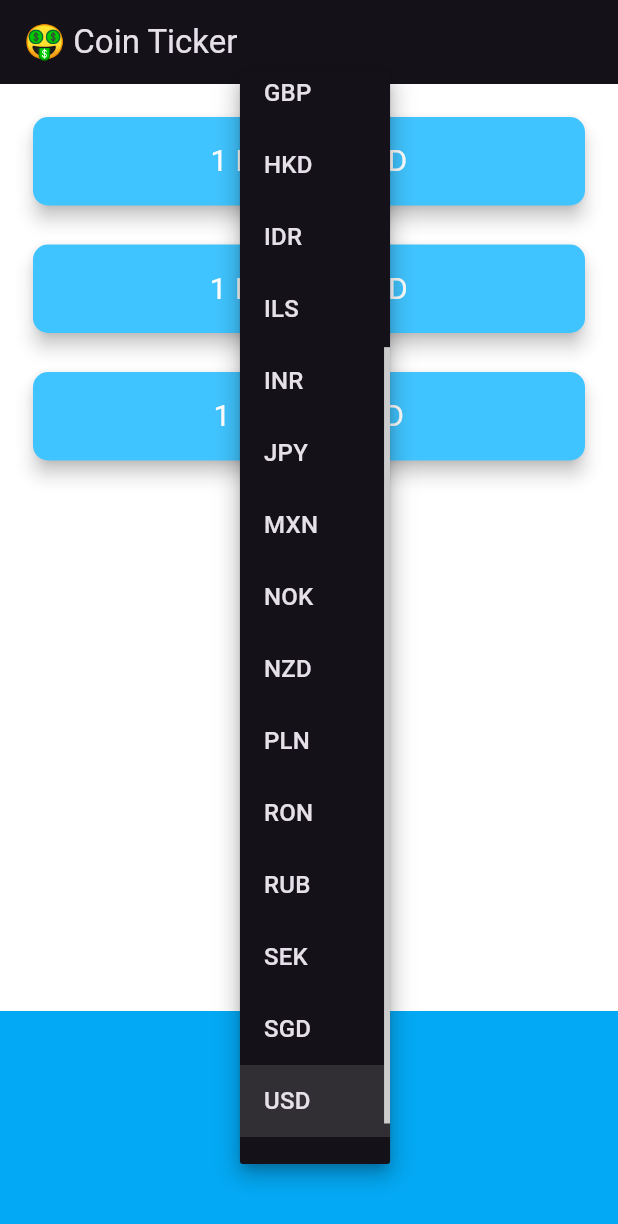
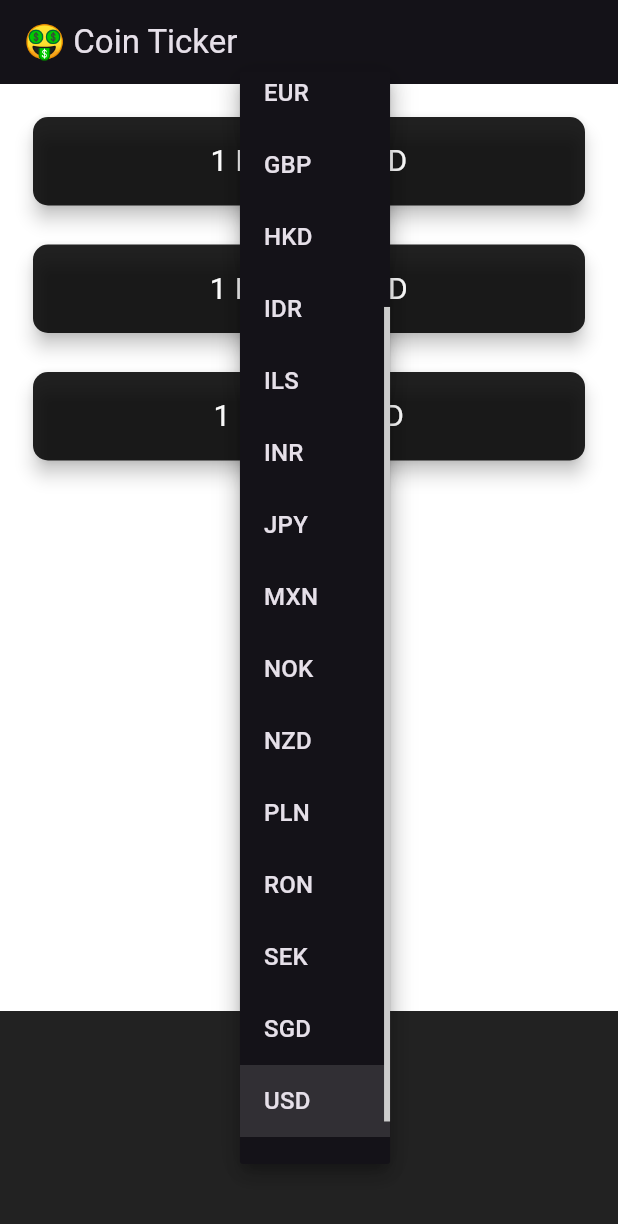
Before and after one commit to quantdev01/cryptocurrency, a Flutter app: the screen it shows after launch, after a tap on "USD", on a phone screen of 412 x 824 dp. Shown: the top 1224 px of the screen. Run offline on Flutter 3.47's test engine with Material 3 defaults, Android fonts, the light colour scheme and no system bars; network calls fail.

Commit message:
Removed RUB was not existing

```diff
--- a/lib/coin_data.dart
+++ b/lib/coin_data.dart
@@ -20,7 +20,6 @@ const List<String> currenciesList = [
   'NZD',
   'PLN',
   'RON',
-  'RUB',
   'SEK',
   'SGD',
   'USD',
--- a/lib/crypto_rate.dart
+++ b/lib/crypto_rate.dart
@@ -17,7 +17,7 @@ class CryptoRate extends StatelessWidget {
     return Padding(
       padding: const EdgeInsets.fromLTRB(18.0, 18.0, 18.0, 0),
       child: Card(
-        color: Colors.lightBlueAccent,
+        color: Colors.black87,
         elevation: 5.0,
         shape: RoundedRectangleBorder(
           borderRadius: BorderRadius.circular(10.0),
--- a/lib/price_screen.dart
+++ b/lib/price_screen.dart
@@ -77,8 +77,8 @@ class _PriceScreenState extends State<PriceScreen> {
 
   Future<double> getData(String myCrypto) async {
     var dataDecoded = await CoinData().getCoinData(myCrypto, selectedMenu);
-    log(dataDecoded['rate'].toString());
-    return dataDecoded['rate'];
+    log(dataDecoded != null ? dataDecoded['rate'].toString() : 'No data found');
+    return dataDecoded != null ? dataDecoded['rate'] : 0.0;
   }
 
   @override
@@ -118,7 +118,7 @@ class _PriceScreenState extends State<PriceScreen> {
             height: 150.0,
             alignment: Alignment.center,
             padding: const EdgeInsets.only(bottom: 30.0),
-            color: Colors.lightBlue,
+            color: Colors.black87,
             child: Platform.isIOS ? iosPicker() : androidPicker(),
           ),
         ],
```
Also changed, not shown: 1 other file.
